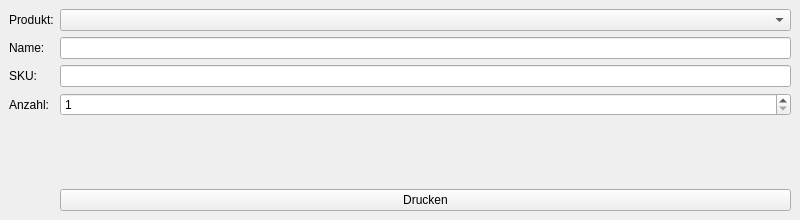
This is label/print-label-ui.ui in Tinkerforge/flash-test as Qt 5 draws it before an edit. The edited form follows.
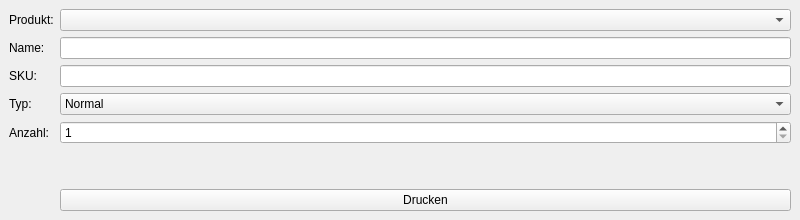
This is the edited form.

Commit message: label: Add EAN13 label

The edit to the form file:
```diff
--- a/label/print-label-ui.ui
+++ b/label/print-label-ui.ui
@@ -34,14 +34,14 @@
         </property>
        </widget>
       </item>
-      <item row="5" column="1">
-       <widget class="QPushButton" name="button_print_label">
+      <item row="4" column="0">
+       <widget class="QLabel" name="label_2">
         <property name="text">
-         <string>Drucken</string>
+         <string>Anzahl:</string>
         </property>
        </widget>
       </item>
-      <item row="3" column="1">
+      <item row="4" column="1">
        <widget class="QSpinBox" name="spin_copies">
         <property name="minimum">
          <number>1</number>
@@ -54,14 +54,14 @@
       <item row="1" column="1">
        <widget class="QLineEdit" name="edit_name"/>
       </item>
-      <item row="3" column="0">
-       <widget class="QLabel" name="label_2">
+      <item row="2" column="0">
+       <widget class="QLabel" name="label_sku">
         <property name="text">
-         <string>Anzahl:</string>
+         <string>SKU:</string>
         </property>
        </widget>
       </item>
-      <item row="4" column="1">
+      <item row="5" column="1">
        <spacer name="verticalSpacer">
         <property name="orientation">
          <enum>Qt::Vertical</enum>
@@ -77,6 +77,13 @@
       <item row="2" column="1">
        <widget class="QLineEdit" name="edit_sku"/>
       </item>
+      <item row="6" column="1">
+       <widget class="QPushButton" name="button_print_label">
+        <property name="text">
+         <string>Drucken</string>
+        </property>
+       </widget>
+      </item>
       <item row="1" column="0">
        <widget class="QLabel" name="label_name">
         <property name="text">
@@ -84,13 +91,27 @@
         </property>
        </widget>
       </item>
-      <item row="2" column="0">
-       <widget class="QLabel" name="label_sku">
+      <item row="3" column="0">
+       <widget class="QLabel" name="label_type">
         <property name="text">
-         <string>SKU:</string>
+         <string>Typ:</string>
         </property>
        </widget>
       </item>
+      <item row="3" column="1">
+       <widget class="QComboBox" name="combo_type">
+        <item>
+         <property name="text">
+          <string>Normal</string>
+         </property>
+        </item>
+        <item>
+         <property name="text">
+          <string>EAN13</string>
+         </property>
+        </item>
+       </widget>
+      </item>
      </layout>
     </item>
    </layout>
```
The commit also changes 18 other files.
